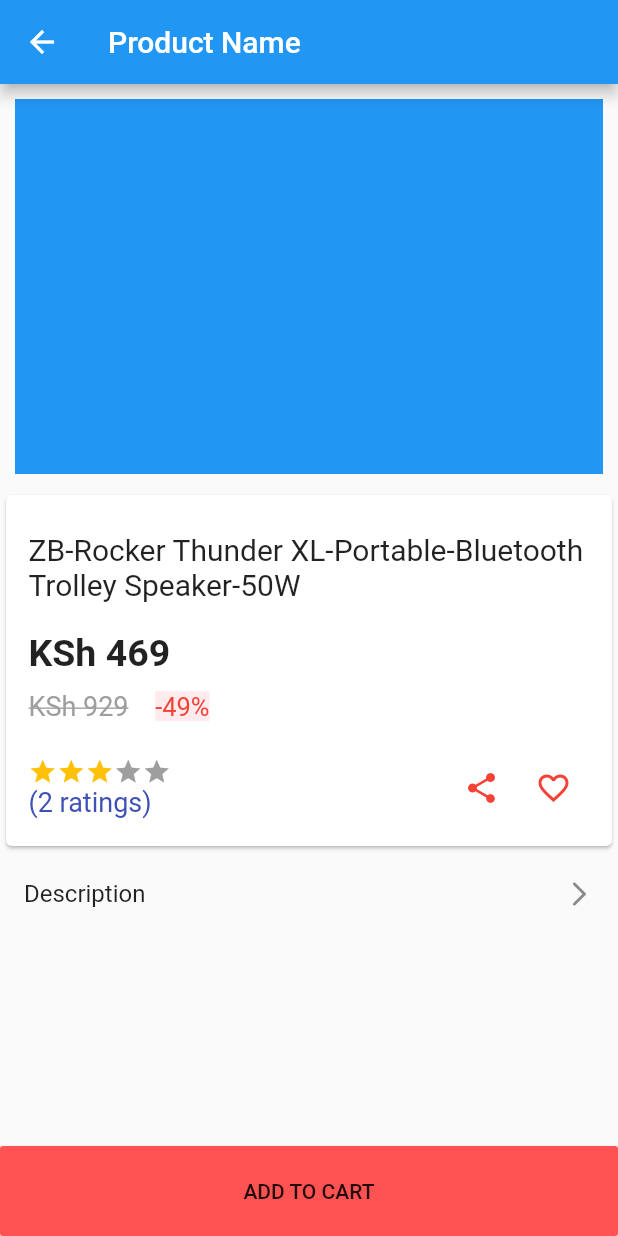
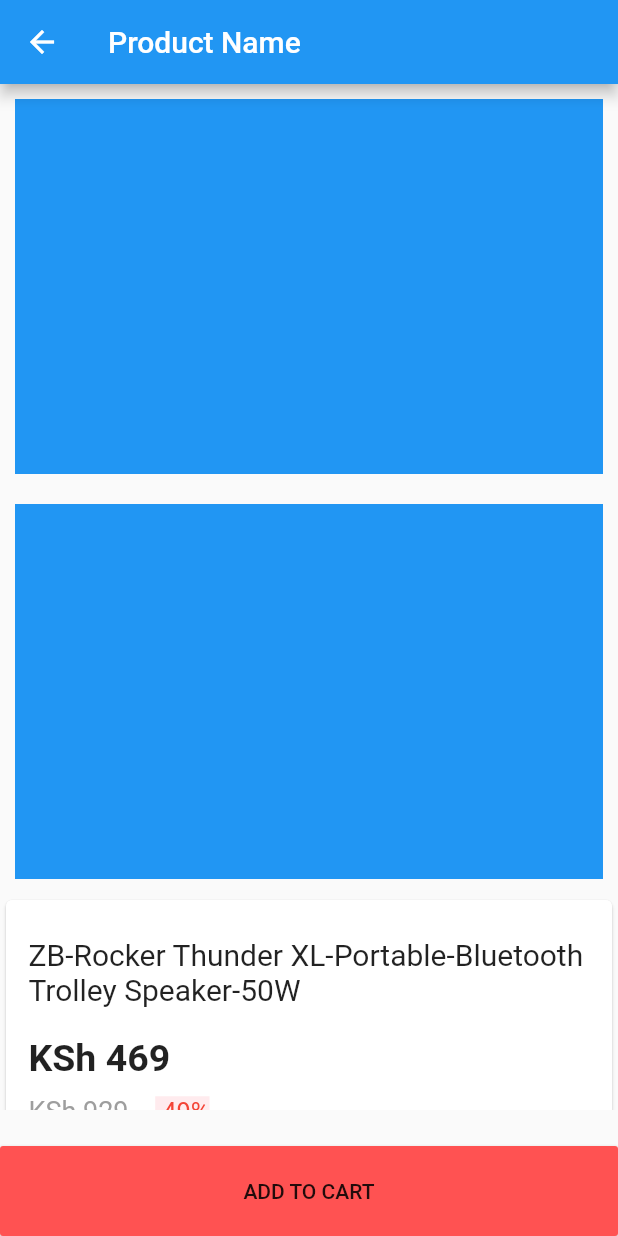
Before and after one commit to evansmwenda/RaashinEcommerce, a Flutter app: the ProductDetails screen opened by its route, on a phone screen of 412 x 824 dp. Run offline on Flutter 3.47's test engine with Material 2 defaults, Android fonts, the phone set to English and light mode, and no system bars; drawn by our look-alikes of flutter_rating_bar; our stand-ins replace cached_network_image, carousel_slider, shared_preferences, toast; accounts and stored records are empty.

Commit message:
added product details page widget

```diff
--- a/lib/screens/product_details.dart
+++ b/lib/screens/product_details.dart
@@ -1,6 +1,7 @@
 import 'package:flutter/material.dart';
 import 'package:raashin/widgets/ProductsGridView.dart';
 import 'package:flutter_rating_bar/flutter_rating_bar.dart';
+import 'package:raashin/widgets/product_details_widget.dart';
 
 class ProductDetails extends StatefulWidget {
   static const routeName = '/product-details';
@@ -17,143 +18,20 @@ class _ProductDetailsState extends State<ProductDetails> {
         appBar: AppBar(
           title: Text("Product Name"),
         ),
-      body: Container(
-        // margin: EdgeInsets.symmetric(horizontal: 10.0),
-        child: Column(
-          crossAxisAlignment: CrossAxisAlignment.start,
-          mainAxisSize: MainAxisSize.max,
+        body: Column(
+          mainAxisAlignment: MainAxisAlignment.spaceBetween,
           children: [
             Container(
-              margin: EdgeInsets.all(10.0),
-              height: 250.0,
               decoration: BoxDecoration(
-                color: Colors.blue,
+                color: Colors.green[70],
               ),
+              height:MediaQuery.of(context).size.height -140.0,
+              child: ProductDetailsWidget(),
             ),
-            Card(
-              child: Container(
-                padding: EdgeInsets.all(15.0),
-                width: MediaQuery.of(context).size.width,
-                decoration: BoxDecoration(
-                    // color: Colors.redAccent
-                    ),
-                child: Column(
-                  crossAxisAlignment: CrossAxisAlignment.start,
-                  children: [
-                    SizedBox(
-                      height: 10.0,
-                    ),
-                    Text(
-                      "ZB-Rocker Thunder XL-Portable-Bluetooth Trolley Speaker-50W",
-                      style: TextStyle(
-                        fontSize: 20.0,
-                      ),
-                    ),
-                    SizedBox(
-                      height: 20.0,
-                    ),
-                    Text(
-                      "KSh 469",
-                      style: TextStyle(
-                        fontWeight: FontWeight.bold,
-                        fontSize: 25.0,
-                      ),
-                    ),
-                    SizedBox(
-                      height: 10.0,
-                    ),
-                    new RichText(
-                      text: new TextSpan(
-                        text: '',
-                        children: <TextSpan>[
-                          new TextSpan(
-                            text: "KSh 929",
-                            style: new TextStyle(
-                              color: Colors.grey,
-                              fontSize: 18.0,
-                              decoration: TextDecoration.lineThrough,
-                            ),
-                          ),
-                          new TextSpan(text: "    "),
-                          new TextSpan(
-                              text: '-49%',
-                              style: TextStyle(
-                                backgroundColor: Colors.red[50],
-                                color: Colors.red,
-                                fontSize: 17.0,
-                              )),
-                        ],
-                      ),
-                    ),
-                    SizedBox(
-                      height: 20.0,
-                    ),
-                    Row(
-                      mainAxisAlignment: MainAxisAlignment.spaceBetween,
-                      children: [
-                        Column(
-                          crossAxisAlignment: CrossAxisAlignment.start,
-                          children: [
-                            SizedBox(
-                              width: 170,
-                              child: RatingBar(
-                                initialRating: 3,
-                                minRating: 1,
-                                direction: Axis.horizontal,
-                                allowHalfRating: true,
-                                itemCount: 5,
-                                ignoreGestures: true,
-                                itemSize: 19.0,
-                                itemBuilder: (context, _) => Icon(
-                                  Icons.star,
-                                  color: Colors.amber,
-                                ),
-                              ),
-                            ),
-                            Text(
-                              "(2 ratings)",
-                              style: TextStyle(
-                                fontSize: 18.0,
-                                color: Colors.indigo
-                              ),
-                            ),
-                          ],
-                        ),
-                        Row(
-                          children: [
-                            IconButton(
-                                icon: Icon(
-                                  Icons.share_rounded,
-                                  color: Colors.red,
-                                ),
-                                onPressed: () {}),
-                            IconButton(
-                                icon: Icon(
-                                  Icons.favorite_border_outlined,
-                                  color: Colors.red,
-                                ),
-                                onPressed: () {}),
-                          ],
-                        ),
-                      ],
-                    ),
-                  ],
-                ),
-              ),
-            ),
-            ListTile(
-              title: Text("Description"),
-              trailing: Icon(
-                Icons.arrow_forward_ios_rounded,
-                size: 20,
-              ),
-            ),
-            Expanded(
-              child: Align(
+            Align(
               alignment: FractionalOffset.bottomCenter,
               child: Container(
                 width: MediaQuery.of(context).size.width,
-                  margin: EdgeInsets.all(0.0),
                 height: 60.0,
                 child: RaisedButton(
                   onPressed: () {},
@@ -161,11 +39,8 @@ class _ProductDetailsState extends State<ProductDetails> {
                   child: Text("ADD TO CART"),
                 ),
               ),
-              ),
-            ),
+            )
           ],
-        ),
-      ),
-    );
+        ));
   }
 }
--- /dev/null
+++ b/lib/widgets/product_details_widget.dart
@@ -0,0 +1,148 @@
+import 'package:flutter/material.dart';
+import 'package:flutter_rating_bar/flutter_rating_bar.dart';
+
+class ProductDetailsWidget extends StatefulWidget {
+  @override
+  _ProductDetailsWidgetState createState() => _ProductDetailsWidgetState();
+}
+
+class _ProductDetailsWidgetState extends State<ProductDetailsWidget> {
+  @override
+  Widget build(BuildContext context) {
+    return ListView(
+      shrinkWrap: true,
+      children: [
+        Container(
+          margin: EdgeInsets.all(10.0),
+          height: 250.0,
+          decoration: BoxDecoration(
+            color: Colors.blue,
+          ),
+        ),
+        Container(
+          margin: EdgeInsets.all(10.0),
+          height: 250.0,
+          decoration: BoxDecoration(
+            color: Colors.blue,
+          ),
+        ),
+        Card(
+          child: Container(
+            padding: EdgeInsets.all(15.0),
+            width: MediaQuery.of(context).size.width,
+            decoration: BoxDecoration(
+              // color: Colors.redAccent
+            ),
+            child: Column(
+              crossAxisAlignment: CrossAxisAlignment.start,
+              children: [
+                SizedBox(
+                  height: 10.0,
+                ),
+                Text(
+                  "ZB-Rocker Thunder XL-Portable-Bluetooth Trolley Speaker-50W",
+                  style: TextStyle(
+                    fontSize: 20.0,
+                  ),
+                ),
+                SizedBox(
+                  height: 20.0,
+                ),
+                Text(
+                  "KSh 469",
+                  style: TextStyle(
+                    fontWeight: FontWeight.bold,
+                    fontSize: 25.0,
+                  ),
+                ),
+                SizedBox(
+                  height: 10.0,
+                ),
+                new RichText(
+                  text: new TextSpan(
+                    text: '',
+                    children: <TextSpan>[
+                      new TextSpan(
+                        text: "KSh 929",
+                        style: new TextStyle(
+                          color: Colors.grey,
+                          fontSize: 18.0,
+                          decoration: TextDecoration.lineThrough,
+                        ),
+                      ),
+                      new TextSpan(text: "    "),
+                      new TextSpan(
+                          text: '-49%',
+                          style: TextStyle(
+                            backgroundColor: Colors.red[50],
+                            color: Colors.red,
+                            fontSize: 17.0,
+                          )),
+                    ],
+                  ),
+                ),
+                SizedBox(
+                  height: 20.0,
+                ),
+                Row(
+                  mainAxisAlignment: MainAxisAlignment.spaceBetween,
+                  children: [
+                    Column(
+                      crossAxisAlignment: CrossAxisAlignment.start,
+                      children: [
+                        SizedBox(
+                          width: 170,
+                          child: RatingBar(
+                            initialRating: 3,
+                            minRating: 1,
+                            direction: Axis.horizontal,
+                            allowHalfRating: true,
+                            itemCount: 5,
+                            ignoreGestures: true,
+                            itemSize: 19.0,
+                            itemBuilder: (context, _) => Icon(
+                              Icons.star,
+                              color: Colors.amber,
+                            ),
+                          ),
+                        ),
+                        Text(
+                          "(2 ratings)",
+                          style: TextStyle(fontSize: 18.0, color: Colors.indigo),
+                        ),
+                      ],
+                    ),
+                    Row(
+                      children: [
+                        IconButton(
+                            icon: Icon(
+                              Icons.share_rounded,
+                              color: Colors.red,
+                            ),
+                            onPressed: () {}),
+                        IconButton(
+                            icon: Icon(
+                              Icons.favorite_border_outlined,
+                              color: Colors.red,
+                            ),
+                            onPressed: () {}),
+                      ],
+                    ),
+                  ],
+                ),
+              ],
+            ),
+          ),
+        ),
+        ListTile(
+          title: Text("Description"),
+          trailing: Icon(
+            Icons.arrow_forward_ios_rounded,
+            size: 20,
+          ),
+        ),
+
+      ],
+    );
+  }
+}
```
Lines whose indentation alone changed are shown as unchanged.
